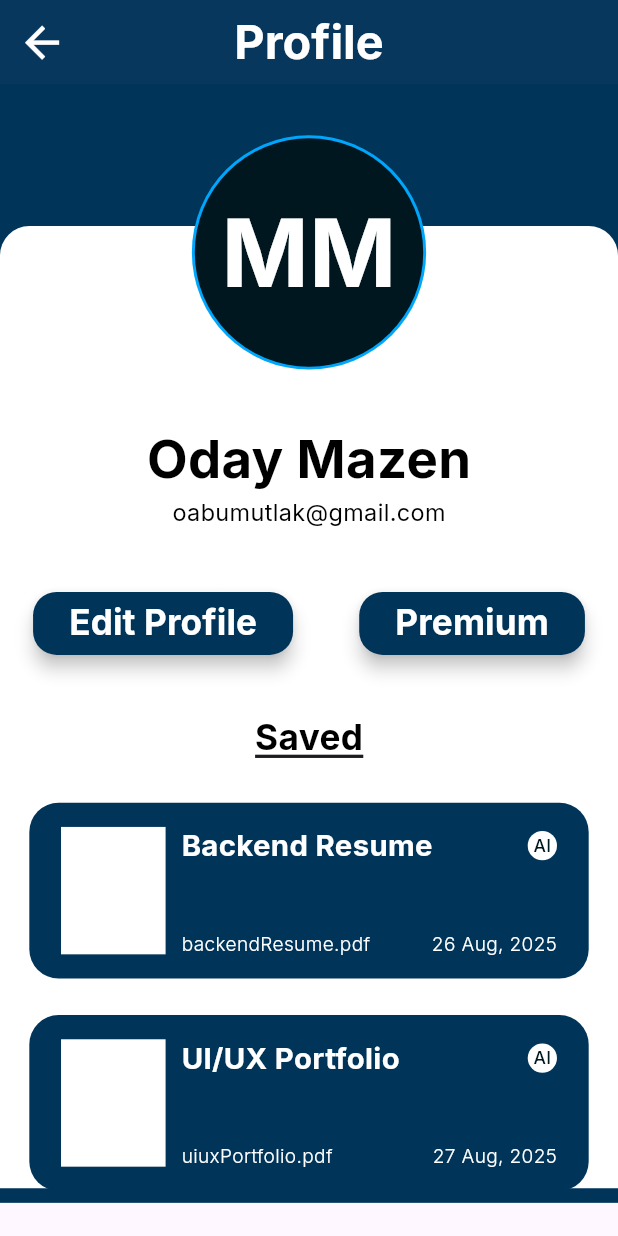
After one commit to MohammedMotlaq/CVHAT, a Flutter app: the ProfileScreen screen opened directly, scrolled down 162 dp, after a tap on "Edit Profile", on a phone screen of 412 x 824 dp. The commit adds this screen. Run offline on Flutter 3.47's test engine with Material 3 defaults, Android fonts, the phone set to English and light mode, and no system bars; our stand-ins replace file_picker, flutter_screenutil; missing offline and left inert: syncfusion_flutter_pdfviewer.

Commit message:
feat: profile page

```diff
--- a/lib/main.dart
+++ b/lib/main.dart
@@ -1,5 +1,4 @@
 import 'package:cvhat/providers.dart';
-import 'package:cvhat/providers/ui_provider.dart';
 import 'package:cvhat/views/splash_screen/splash_screen.dart';
 import 'package:flutter/material.dart';
 import 'package:flutter_screenutil/flutter_screenutil.dart';
--- /dev/null
+++ b/lib/views/profile_screen/profile_screen.dart
@@ -0,0 +1,135 @@
+import 'package:cvhat/app_router.dart';
+import 'package:cvhat/core/resources/app_colors.dart';
+import 'package:cvhat/views/home_screen/widgets/recent_reviews_list.dart';
+import 'package:cvhat/widgets/custom_app_bar.dart';
+import 'package:cvhat/widgets/custom_button.dart';
+import 'package:cvhat/widgets/recent_review_card.dart';
+import 'package:flutter/material.dart';
+import 'package:flutter_screenutil/flutter_screenutil.dart';
+
+import '../../data/dummy_data.dart';
+import '../../models/review_details.dart';
+
+class ProfileScreen extends StatelessWidget {
+  const ProfileScreen({super.key});
+
+  @override
+  Widget build(BuildContext context) {
+    final List<ReviewDetails> resents = DummyData.aiReviews
+        .take(3)
+        .map((json) => ReviewDetails.fromJson(json))
+        .toList();
+    return Scaffold(
+      appBar: CustomAppBar(
+        title: 'Profile',
+        bgColor: AppColors.secondary,
+        textColor: AppColors.textWhite,
+        onTap: () {
+          AppRouter.popWidget();
+        },
+      ),
+      body: Container(
+          color: AppColors.secondary,
+          padding: EdgeInsets.only(top: 35.h),
+          width: 390.w,
+          height: 764.h,
+          child: Stack(
+            alignment: Alignment.topCenter,
+            children: [
+              Column(
+                children: [
+                  SizedBox(
+                    height: 62.h,
+                  ),
+                  Container(
+                    width: 390.w,
+                    height: 657.h,
+                    decoration: BoxDecoration(
+                        color: AppColors.bgWhite,
+                        borderRadius: BorderRadius.only(
+                            topRight: Radius.circular(20.r),
+                            topLeft: Radius.circular(20.r))),
+                    child: Column(
+                      children: [
+                        SizedBox(
+                          height: 133.h,
+                        ),
+                        Text(
+                          "Oday Mazen",
+                          style: TextStyle(
+                              fontSize: 36.sp,
+                              color: AppColors.textBlack,
+                              fontWeight: FontWeight.w700),
+                        ),
+                        Text(
+                          "oabumutlak@gmail.com",
+                          style: TextStyle(
+                              fontSize: 16.sp,
+                              color: AppColors.textBlack,
+                              fontWeight: FontWeight.normal),
+                        ),
+                        SizedBox(
+                          height: 40.h,
+                        ),
+                        Row(
+                          mainAxisAlignment: MainAxisAlignment.spaceAround,
+                          children: [
+                            CustomButton(
+                                height: 43,
+                                width: 136,
+                                title: "Edit Profile",
+                                onTap: () {}),
+                            CustomButton(
+                                height: 43,
+                                width: 136,
+                                title: "Premium",
+                                onTap: () {}),
+                          ],
+                        ),
+                        SizedBox(
+                          height: 36.h,
+                        ),
+                        Text(
+                          "Saved",
+                          style: TextStyle(
+                              decoration: TextDecoration.underline,
+                              fontWeight: FontWeight.bold,
+                              color: AppColors.textBlack,
+                              fontSize: 24.sp),
+                        ),
+                        SizedBox(
+                          height: 20.h,
+                        ),
+                        SizedBox(
+                          width: 353.w,
+                          height: 272.h,
+                          child: RecentReviewsList(
+                              recentReviews: resents,
+                              height: 260,
+                              scrollable: true),
+                        )
+                      ],
+                    ),
+                  ),
+                ],
+              ),
+              CircleAvatar(
+                backgroundColor: AppColors.secondary_3,
+                radius: 80.r,
+                child: CircleAvatar(
+                  backgroundColor: AppColors.primary,
+                  radius: 78.r,
+                  child: Text(
+                    "MM",
+                    style: TextStyle(
+                        fontWeight: FontWeight.bold,
+                        fontSize: 64.sp,
+                        color: AppColors.textWhite),
+                  ),
+                ),
+              ),
+            ],
+          )),
+    );
+  }
+}
--- a/lib/widgets/custom_appbar.dart
+++ b/lib/widgets/custom_appbar.dart
@@ -1,6 +1,9 @@
+import 'package:cvhat/app_router.dart';
 import 'package:cvhat/core/resources/app_colors.dart';
 import 'package:flutter/material.dart';
 import 'package:flutter_screenutil/flutter_screenutil.dart';
+
+import '../views/profile_screen/profile_screen.dart';
 
 class CustomAppbar extends StatelessWidget implements PreferredSizeWidget {
   const CustomAppbar({super.key, required this.userName});
@@ -30,10 +33,11 @@ class CustomAppbar extends StatelessWidget implements PreferredSizeWidget {
         ),
         centerTitle: true,
         actions: [
-          Icon(
-            Icons.settings,
-            size: 40.r,
-            color: AppColors.bgWhite,
+          IconButton(
+            onPressed: () {
+              AppRouter.pushWidget(const ProfileScreen());
+            },
+            icon: Icon(Icons.settings, size: 40.r, color: AppColors.bgWhite),
           ),
         ],
       ),
```
Also changed, not shown: 125 other files.
